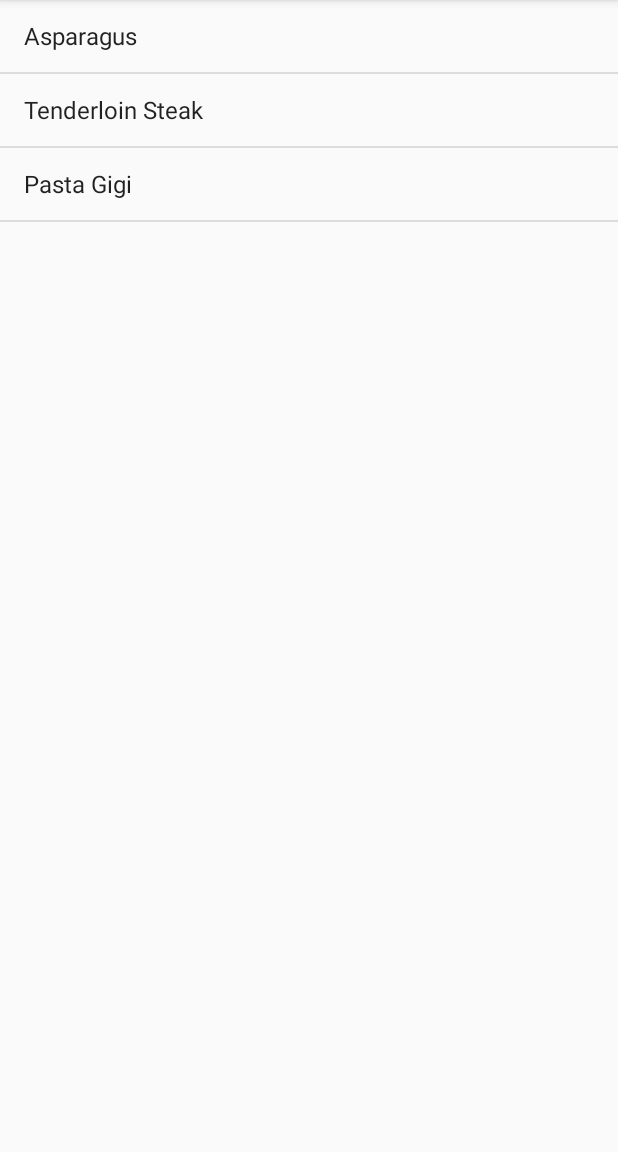
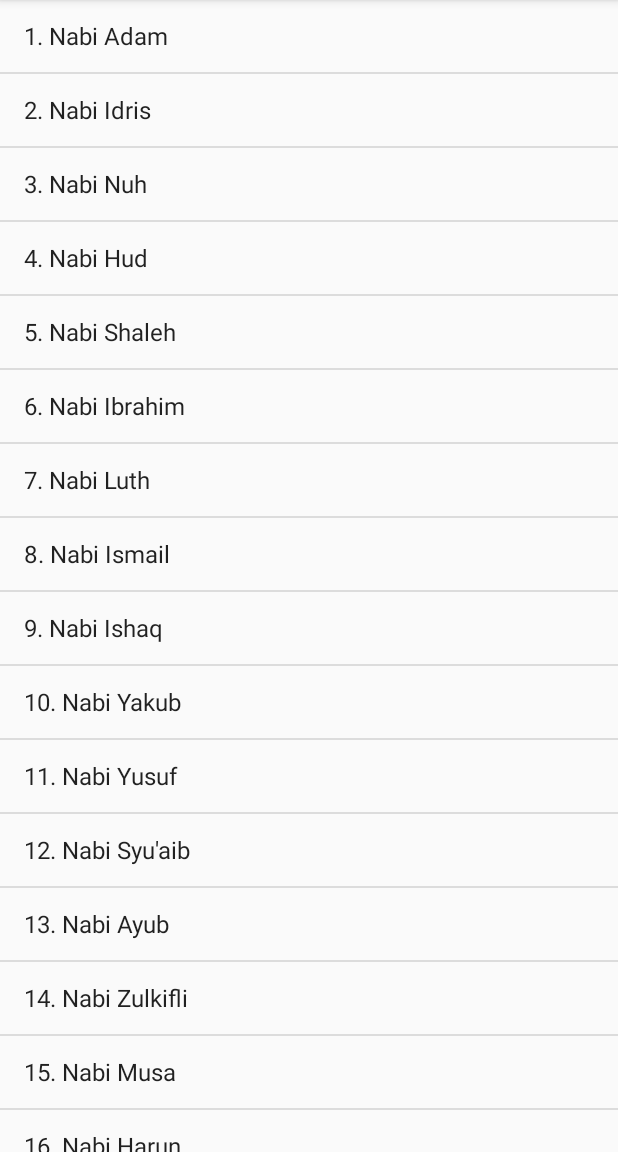
Before and after one commit to nafiantaBp1996/NabiRosul, an Android app: the screen it shows after launch (MainActivity), on a phone screen of 412 x 824 dp, the part 84-1236 px from its top. Run offline under Robolectric (Android 15) with nearby library versions, the phone set to English and light mode, and no system bars.

Commit message:
perbaikan nama class

```diff
--- a/app/build.gradle
+++ b/app/build.gradle
@@ -5,7 +5,7 @@ android {
     buildToolsVersion "28.0.2"
     defaultConfig {
         applicationId "com.example.nfnt.fragment_week2"
-        minSdkVersion 23
+        minSdkVersion 19
         targetSdkVersion 25
         versionCode 1
         versionName "1.0"
--- a/app/src/main/java/com/example/nfnt/fragment_week2/DetailActivity.java
+++ b/app/src/main/java/com/example/nfnt/fragment_week2/DetailActivity.java
@@ -10,7 +10,7 @@ public class DetailActivity extends AppCompatActivity {
         super.onCreate(savedInstanceState);
         setContentView(R.layout.activity_detail);
 
-        ResepDetailFragment frag = (ResepDetailFragment) getSupportFragmentManager().findFragmentById(R.id.detailFrag);
+        NabiDetailFragment frag = (NabiDetailFragment) getSupportFragmentManager().findFragmentById(R.id.detailFrag);
         Bundle b = getIntent().getExtras();
         frag.setResep(b.getInt("id"));
         //frag.setResep(1);
--- a/app/src/main/java/com/example/nfnt/fragment_week2/MainActivity.java
+++ b/app/src/main/java/com/example/nfnt/fragment_week2/MainActivity.java
@@ -10,7 +10,7 @@ import android.widget.Toast;
 import static java.security.AccessController.getContext;
 
 
-public class MainActivity extends AppCompatActivity implements ResepListFragment.Listener {
+public class MainActivity extends AppCompatActivity implements NabiListFragment.Listener {
 
     @Override
     protected void onCreate(Bundle savedInstanceState) {
@@ -29,13 +29,13 @@ public class MainActivity extends AppCompatActivity implements ResepListFragment
         View fragmenDetail = findViewById(R.id.detailingFrag);
         if(fragmenDetail!=null)
         {
-            ResepDetailFragment deta = new ResepDetailFragment();
+            NabiDetailFragment deta = new NabiDetailFragment();
 
             FragmentTransaction fragTrans = getSupportFragmentManager().beginTransaction();
             deta.setResep(id);
             fragTrans.replace(R.id.detailingFrag,deta);
             fragTrans.setTransition(FragmentTransaction.TRANSIT_FRAGMENT_FADE);
-            fragTrans.addToBackStack(null);
+//            fragTrans.addToBackStack(null);
             fragTrans.commit();
         }
 
--- /dev/null
+++ b/app/src/main/java/com/example/nfnt/fragment_week2/Nabi.java
@@ -0,0 +1,75 @@
+package com.example.nfnt.fragment_week2;
+
+/**
+ * Created by NFNT on 9/17/2018.
+ */
+
+public class Nabi {
+    private String nama_nabi,deskripsi;
+    public static final Nabi[]kisahnabi={
+            new Nabi("1. Nabi Adam","Nabi pertama " +
+                    "\n Allah Subhanahu wa Ta’ala memberitahukan kepada para malaikat tentang penciptaan Adam ‘alaihis salam, Dia berfirman:\n" +
+                    "\n" +
+                    "“Sesungguhnya aku hendak menjadikan seorang khalifah di muka bumi.” (QS. Al Baqarah: 30)\n" +
+                    "\n" +
+                    "Yakni makhluk yang satu dengan yang lain saling menggantikan. Demikianlah Allah Subhanahu wa Ta’ala memberitahukan kepada para malaikat tentang penciptaan Adam sebagaimana Dia memberitahukan perkara besar sebelum terwujud.\n" +
+                    "\n" +
+                    "\n" +
+                    "\n" ),
+            new Nabi("2. Nabi Idris","Nabi kedua " +
+                    "\n Nabi Idris adalah keturunan keenam dari Nabi Adam as. Dia adalah putra dari Qabil dan Iqlima (putra dan putri Nabi Adam as).\n" +
+                    "\n" +
+                    "Saat itu, Allah memerintahkan Nabi Idris untuk mengajak seluruh manusia agar berjalan pada kebenaran. Saat itu dia adalah manusia pertama yang menerima wahyu lewat Malaikat Jibril ketika dirinya berusia 82 tahun.\n" +
+                    "\n" +
+                    "Sebagai seorang nabi, dia memiliki mukjizat atau kelebihan, yaitu:\n" +
+                    "\n" +
+                    "1. Manusia pertama yang pandai baca tulis dengan pena.\n" +
+                    "\n" +
+                    "2. Nabi Idris diberi macam-macam pengetahuan mulai dari merawat kuda, ilmu perbintangan (falaq), hingga ilmu berhitung yang sekarang dikenal dengan matematika.\n" +
+                    "\n" +
+                    "3. Nama Idris berasal dari kata Darasa yang artinya belajar. Nabi Idris pun kenal sangat senang belajar, dan tekun mengkaji fenomena alam semesta.\n" +
+                    "\n" +
+                    "4. Nabi Idris adalah orang pertama yang pandai memotong dan menjahit pakaiannya. Orang-orang sebelumnya konon hanya mengenakan kulit binatang sebagai penutup aurat."),
+            new Nabi("3. Nabi Nuh",""),
+            new Nabi("4. Nabi Hud",""),
+            new Nabi("5. Nabi Shaleh",""),
+            new Nabi("6. Nabi Ibrahim",""),
+            new Nabi("7. Nabi Luth",""),
+            new Nabi("8. Nabi Ismail",""),
+            new Nabi("9. Nabi Ishaq",""),
+            new Nabi("10. Nabi Yakub",""),
+            new Nabi("11. Nabi Yusuf",""),
+            new Nabi("12. Nabi Syu'aib",""),
+            new Nabi("13. Nabi Ayub",""),
+            new Nabi("14. Nabi Zulkifli",""),
+            new Nabi("15. Nabi Musa",""),
+            new Nabi("16. Nabi Harun",""),
+            new Nabi("17. Nabi Daud",""),
+            new Nabi("18. Nabi Sulaiman",""),
+            new Nabi("19. Nabi Ilyas",""),
+            new Nabi("20. Nabi Ilyasa",""),
+            new Nabi("21. Nabi Yunus",""),
+            new Nabi("22. Nabi Zakaria",""),
+            new Nabi("23. Nabi Yahya",""),
+            new Nabi("24. Nabi Isa",""),
+            new Nabi("25. Nabi Muhammad ","Nabi terakhir dan rasul terakhir"),
+
+
+    };
+
+    private Nabi(String name, String description) {
+        this.nama_nabi = name;
+        this.deskripsi = description;
+    }
+
+    public String getNama_nabi() {
+        return nama_nabi;
+    }
+
+    public String getDeskripsi() {
+        return deskripsi;
+    }
+    public String toString(){
+        return this.nama_nabi;
+    }
+}
--- a/app/src/main/java/com/example/nfnt/fragment_week2/ResepDetailFragment.java
+++ b/app/src/main/java/com/example/nfnt/fragment_week2/NabiDetailFragment.java
@@ -11,41 +11,43 @@ import android.view.View;
 import android.view.ViewGroup;
 import android.widget.TextView;
 
-import static  com.example.nfnt.fragment_week2.Resep.resepmakanan;
+import static  com.example.nfnt.fragment_week2.Nabi.kisahnabi;
 
 
 /**
  * A simple {@link Fragment} subclass.
  */
-public class ResepDetailFragment extends Fragment {
+public class NabiDetailFragment extends Fragment {
 
     private long resepId;
-
-    public ResepDetailFragment() {
+    public NabiDetailFragment() {
+        // Required empty public constructor
     }
 
 
     @Override
     public View onCreateView(LayoutInflater inflater, ViewGroup container,
                              Bundle savedInstanceState) {
+        // Inflate the layout for this fragment
         return inflater.inflate(R.layout.fragment_resep_detail, container, false);
     }
 
-    public void setResep(long id){
+    public void setResep(long id) {
         this.resepId = id;
     }
-
     @Override
     public void onStart() {
         super.onStart();
         View view = getView();
+
         if (view != null) {
-            TextView tittle = (TextView) view.findViewById(R.id.textJudul);
-            Resep resep = Resep.resepmakanan[(int) resepId];
-            tittle.setText(resep.getNama_makanan());
-            TextView detail = (TextView) view.findViewById(R.id.textDetail);
-            detail.setText(resep.getDetail_makanan());
-        }
-    }
+            TextView title = (TextView) view.findViewById(R.id.textJudul);
+            Nabi resepmakanan = Nabi.kisahnabi[(int) resepId];
 
+            title.setText(resepmakanan.getNama_nabi());
+
+            TextView description = (TextView) view.findViewById(R.id.textDetail);
+            description.setText(resepmakanan.getDeskripsi());
+
+        } }
 }
--- a/app/src/main/java/com/example/nfnt/fragment_week2/ResepListFragment.java
+++ b/app/src/main/java/com/example/nfnt/fragment_week2/NabiListFragment.java
@@ -23,14 +23,14 @@ import java.util.List;
 /**
  * A simple {@link Fragment} subclass.
  */
-public class ResepListFragment extends ListFragment {
+public class NabiListFragment extends ListFragment {
 
     static interface Listener{
         void itemClicked(long id);
     }
     private Listener listener;
 
-    public ResepListFragment() {
+    public NabiListFragment() {
         // Required empty public constructor
     }
 
@@ -38,9 +38,9 @@ public class ResepListFragment extends ListFragment {
     @Override
     public View onCreateView(LayoutInflater inflater, ViewGroup container,
                              Bundle savedInstanceState) {
-        String[] names = new String[Resep.resepmakanan.length];
+        String[] names = new String[Nabi.kisahnabi.length];
         for (int i=0; i<names.length; i++) {
-            names[i] = Resep.resepmakanan[i].getNama_makanan();
+            names[i] = Nabi.kisahnabi[i].getNama_nabi();
         }
 
         ArrayAdapter<String> adapter = new ArrayAdapter<>(
--- a/app/src/main/java/com/example/nfnt/fragment_week2/Resep.java
+++ /dev/null
@@ -1,33 +0,0 @@
-package com.example.nfnt.fragment_week2;
-
-/**
- * Created by NFNT on 9/17/2018.
- */
-
-public class Resep {
-    private String nama_makanan;
-    private String detail_makanan;
-
-    public static final Resep[] resepmakanan = {
-            new Resep("Asparagus", "Asparagus, Santan, Cinta"),
-            new Resep("Tenderloin Steak", "Tenderloin Beef, Mentega, Rindu, Kasih"),
-            new Resep("Pasta Gigi", "Pasta Makaroni, Bawang, Cheese, Ckrek"),
-    };
-    public Resep(String nama, String detail){
-        this.nama_makanan = nama;
-        this.detail_makanan = detail;
-    }
-
-    public String getDetail_makanan() {
-        return detail_makanan;
-    }
-
-    public String getNama_makanan() {
-        return nama_makanan;
-    }
-
-    @Override
-    public String toString() {
-        return this.nama_makanan;
-    }
-}
--- a/app/src/main/res/layout-land/activity_main.xml
+++ b/app/src/main/res/layout-land/activity_main.xml
@@ -6,8 +6,8 @@
     >
     <fragment xmlns:android="http://schemas.android.com/apk/res/android"
         xmlns:app="http://schemas.android.com/apk/res-auto"
-        android:name="com.example.nfnt.fragment_week2.ResepListFragment"
         xmlns:tools="http://schemas.android.com/tools"
+        android:name="com.example.nfnt.fragment_week2.NabiListFragment"
         android:id="@+id/listFrag"
         android:layout_weight="2"
         android:layout_width="0dp"
--- a/app/src/main/res/layout-large/main_activity_large.xml
+++ b/app/src/main/res/layout-large/main_activity_large.xml
@@ -6,7 +6,7 @@
     >
     <fragment xmlns:android="http://schemas.android.com/apk/res/android"
         xmlns:app="http://schemas.android.com/apk/res-auto"
-        android:name="com.example.nfnt.fragment_week2.ResepListFragment"
+        android:name="com.example.nfnt.fragment_week2.NabiListFragment"
         xmlns:tools="http://schemas.android.com/tools"
         android:id="@+id/listFrag"
         android:layout_weight="2"
--- a/app/src/main/res/layout/activity_detail.xml
+++ b/app/src/main/res/layout/activity_detail.xml
@@ -1,7 +1,7 @@
 <?xml version="1.0" encoding="utf-8"?>
 <fragment
     xmlns:android="http://schemas.android.com/apk/res/android"
-    android:name="com.example.nfnt.fragment_week2.ResepDetailFragment"
+    android:name="com.example.nfnt.fragment_week2.NabiDetailFragment"
     android:id="@+id/detailFrag"
     android:layout_height="match_parent"
     android:layout_width="match_parent">
--- a/app/src/main/res/layout/activity_main.xml
+++ b/app/src/main/res/layout/activity_main.xml
@@ -6,7 +6,7 @@
     >
 <fragment xmlns:android="http://schemas.android.com/apk/res/android"
     xmlns:app="http://schemas.android.com/apk/res-auto"
-    android:name="com.example.nfnt.fragment_week2.ResepListFragment"
+    android:name="com.example.nfnt.fragment_week2.NabiListFragment"
     xmlns:tools="http://schemas.android.com/tools"
     android:id="@+id/listFrag"
     android:layout_weight="2"
--- a/app/src/main/res/layout/fragment_resep_detail.xml
+++ b/app/src/main/res/layout/fragment_resep_detail.xml
@@ -4,7 +4,7 @@
     android:layout_width="match_parent"
     android:layout_height="match_parent"
     android:orientation="vertical"
-    tools:context=".ResepDetailFragment">
+    tools:context=".NabiDetailFragment">
 
     <TextView
         android:id="@+id/textJudul"
```
